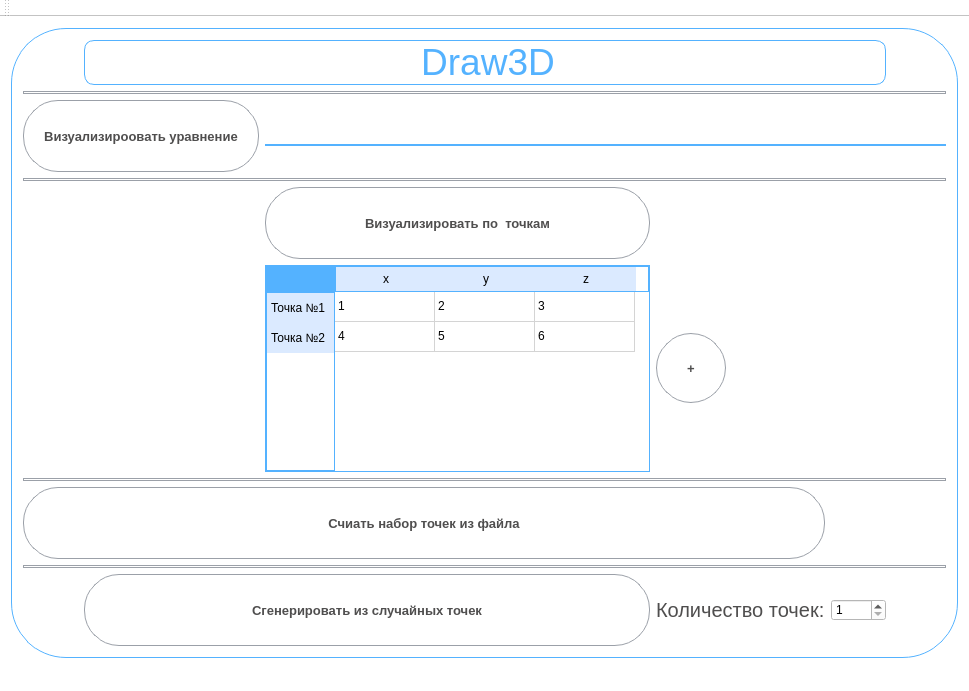
This is mainwindow.ui in ProshNad/diploma as Qt 5 draws it before an edit. The edited form follows.
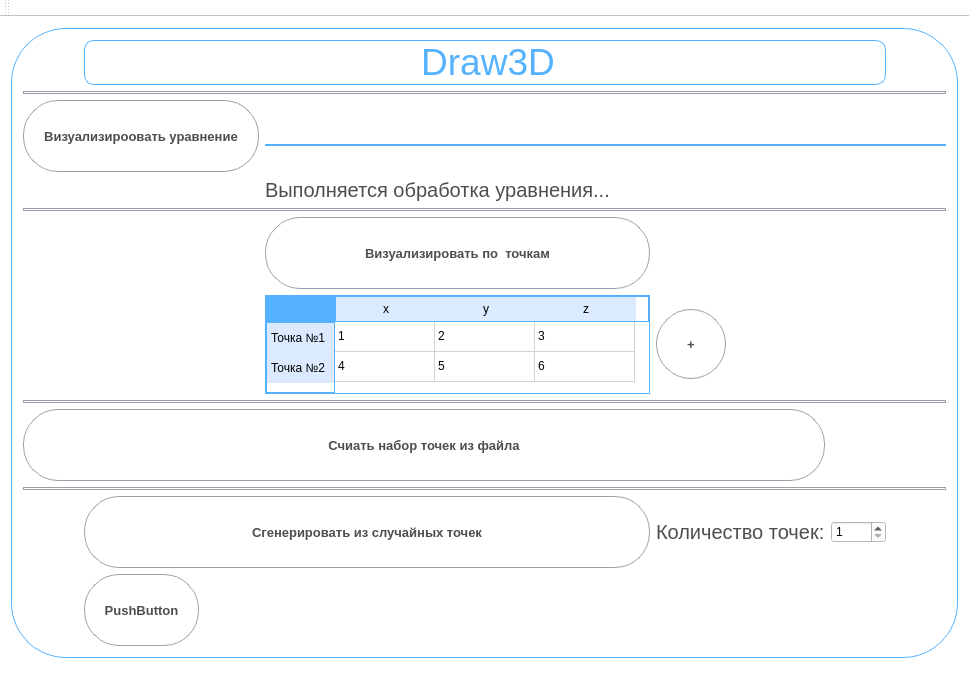
This is the edited form. Icons and pictures are not drawn.

Diff of the .ui file:
```diff
--- a/mainwindow.ui
+++ b/mainwindow.ui
@@ -117,7 +117,75 @@
        <enum>QFrame::Raised</enum>
       </property>
       <layout class="QGridLayout" name="gridLayout_2">
-       <item row="3" column="0" colspan="8">
+       <item row="8" column="4">
+        <widget class="QTableWidget" name="tableWidget">
+         <property name="maximumSize">
+          <size>
+           <width>385</width>
+           <height>16777215</height>
+          </size>
+         </property>
+         <property name="styleSheet">
+          <string notr="true"/>
+         </property>
+         <row>
+          <property name="text">
+           <string>Точка №1</string>
+          </property>
+         </row>
+         <row>
+          <property name="text">
+           <string>Точка №2</string>
+          </property>
+         </row>
+         <column>
+          <property name="text">
+           <string>x</string>
+          </property>
+         </column>
+         <column>
+          <property name="text">
+           <string>y</string>
+          </property>
+         </column>
+         <column>
+          <property name="text">
+           <string>z</string>
+          </property>
+         </column>
+         <item row="0" column="0">
+          <property name="text">
+           <string>1</string>
+          </property>
+         </item>
+         <item row="0" column="1">
+          <property name="text">
+           <string>2</string>
+          </property>
+         </item>
+         <item row="0" column="2">
+          <property name="text">
+           <string>3</string>
+          </property>
+         </item>
+         <item row="1" column="0">
+          <property name="text">
+           <string>4</string>
+          </property>
+         </item>
+         <item row="1" column="1">
+          <property name="text">
+           <string>5</string>
+          </property>
+         </item>
+         <item row="1" column="2">
+          <property name="text">
+           <string>6</string>
+          </property>
+         </item>
+        </widget>
+       </item>
+       <item row="6" column="0" colspan="8">
         <widget class="Line" name="line_3">
          <property name="styleSheet">
           <string notr="true"> border-style: solid;  
@@ -129,7 +197,7 @@
          </property>
         </widget>
        </item>
-       <item row="11" column="1" colspan="4">
+       <item row="14" column="1" colspan="4">
         <widget class="QPushButton" name="pushButton">
          <property name="styleSheet">
           <string notr="true"/>
@@ -139,7 +207,7 @@
          </property>
         </widget>
        </item>
-       <item row="8" column="0" colspan="8">
+       <item row="11" column="0" colspan="8">
         <widget class="Line" name="line_2">
          <property name="styleSheet">
           <string notr="true"> border-style: solid;  
@@ -158,7 +226,7 @@
          </property>
         </widget>
        </item>
-       <item row="11" column="5">
+       <item row="14" column="5">
         <widget class="QLabel" name="label">
          <property name="maximumSize">
           <size>
@@ -171,7 +239,7 @@
          </property>
         </widget>
        </item>
-       <item row="9" column="0" colspan="6">
+       <item row="12" column="0" colspan="6">
         <widget class="QPushButton" name="pushButton_2">
          <property name="styleSheet">
           <string notr="true"/>
@@ -181,7 +249,7 @@
          </property>
         </widget>
        </item>
-       <item row="11" column="6">
+       <item row="14" column="6">
         <widget class="QSpinBox" name="spinBox">
          <property name="minimumSize">
           <size>
@@ -212,7 +280,7 @@
          </property>
         </widget>
        </item>
-       <item row="11" column="7">
+       <item row="14" column="7">
         <spacer name="horizontalSpacer">
          <property name="orientation">
           <enum>Qt::Horizontal</enum>
@@ -228,7 +296,7 @@
          </property>
         </spacer>
        </item>
-       <item row="10" column="0" colspan="8">
+       <item row="13" column="0" colspan="8">
         <widget class="Line" name="line">
          <property name="styleSheet">
           <string notr="true"> border-style: solid;  
@@ -255,75 +323,7 @@
        <item row="2" column="4" colspan="4">
         <widget class="QLineEdit" name="lineEdit"/>
        </item>
-       <item row="5" column="4">
-        <widget class="QTableWidget" name="tableWidget">
-         <property name="maximumSize">
-          <size>
-           <width>385</width>
-           <height>16777215</height>
-          </size>
-         </property>
-         <property name="styleSheet">
-          <string notr="true"/>
-         </property>
-         <row>
-          <property name="text">
-           <string>Точка №1</string>
-          </property>
-         </row>
-         <row>
-          <property name="text">
-           <string>Точка №2</string>
-          </property>
-         </row>
-         <column>
-          <property name="text">
-           <string>x</string>
-          </property>
-         </column>
-         <column>
-          <property name="text">
-           <string>y</string>
-          </property>
-         </column>
-         <column>
-          <property name="text">
-           <string>z</string>
-          </property>
-         </column>
-         <item row="0" column="0">
-          <property name="text">
-           <string>1</string>
-          </property>
-         </item>
-         <item row="0" column="1">
-          <property name="text">
-           <string>2</string>
-          </property>
-         </item>
-         <item row="0" column="2">
-          <property name="text">
-           <string>3</string>
-          </property>
-         </item>
-         <item row="1" column="0">
-          <property name="text">
-           <string>4</string>
-          </property>
-         </item>
-         <item row="1" column="1">
-          <property name="text">
-           <string>5</string>
-          </property>
-         </item>
-         <item row="1" column="2">
-          <property name="text">
-           <string>6</string>
-          </property>
-         </item>
-        </widget>
-       </item>
-       <item row="4" column="4">
+       <item row="7" column="4">
         <widget class="QPushButton" name="pushButton_3">
          <property name="styleSheet">
           <string notr="true"/>
@@ -333,7 +333,7 @@
          </property>
         </widget>
        </item>
-       <item row="5" column="5">
+       <item row="8" column="5">
         <widget class="QPushButton" name="pushButton_4">
          <property name="maximumSize">
           <size>
@@ -349,6 +349,20 @@
          </property>
         </widget>
        </item>
+       <item row="5" column="4">
+        <widget class="QLabel" name="label_3">
+         <property name="text">
+          <string>Выполняется обработка уравнения...</string>
+         </property>
+        </widget>
+       </item>
+       <item row="15" column="1" colspan="2">
+        <widget class="QPushButton" name="pushButton_6">
+         <property name="text">
+          <string>PushButton</string>
+         </property>
+        </widget>
+       </item>
       </layout>
      </widget>
     </item>
```
Left out of the diff: 6 changed lines with no effect on the pictures.
